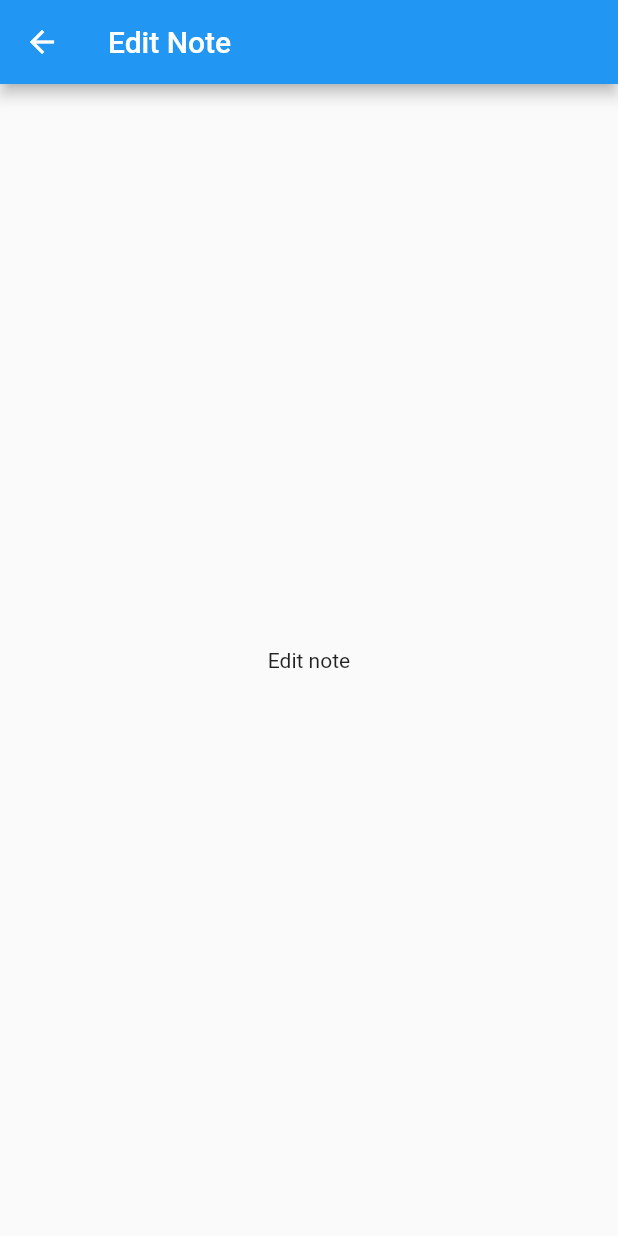
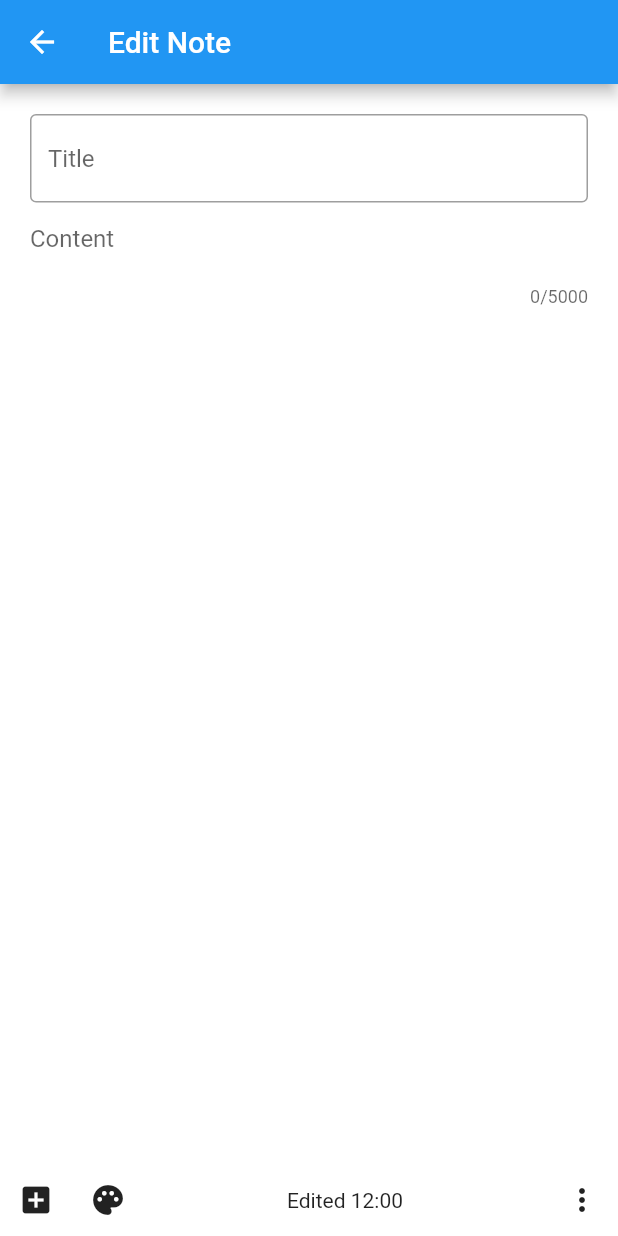
Before and after one commit to EduardMih/google_keep_clone, a Flutter app: the EditNoteView screen opened directly, on a phone screen of 412 x 824 dp. Run offline on Flutter 3.47's test engine with Material 2 defaults, Android fonts, the phone set to English and light mode, and no system bars.

Commit message:
bottom nav and text fields edit note

```diff
--- a/lib/screens/edit_note.dart
+++ b/lib/screens/edit_note.dart
@@ -10,6 +10,9 @@ class EditNoteView extends StatefulWidget {
 }
 
 class _EditNoteViewState extends State<EditNoteView> {
+  final _titleTextController = TextEditingController();
+  final _contentTextController = TextEditingController();
+
   @override
   Widget build(BuildContext context) {
 
@@ -17,8 +20,81 @@ class _EditNoteViewState extends State<EditNoteView> {
       appBar: AppBar(
         title: const Text("Edit Note"),
       ),
-      body: const Center(child: Text("Edit note")),
+      body: _getBody(),
+      bottomNavigationBar: _getBottomNavigationBar(),
+
     );
 
   }
+
+  Widget _getBody()
+  {
+
+    return Container(
+      color: Colors.white,
+      padding: const EdgeInsets.all(20),
+      child: Column(
+        crossAxisAlignment: CrossAxisAlignment.start,
+        children: [
+          TextField(
+            decoration: const InputDecoration(
+              border: OutlineInputBorder(),
+              hintText: 'Title'
+            ),
+            controller: _titleTextController,
+          ),
+          TextField(
+            decoration: const InputDecoration(
+              border: InputBorder.none,
+              hintText: 'Content'
+            ),
+            controller: _contentTextController,
+            maxLines: null,
+            maxLength: 5000,
+            textCapitalization: TextCapitalization.sentences,
+          )
+        ],
+      ),
+    );
+
+  }
+
+  BottomAppBar _getBottomNavigationBar()
+  {
+
+    return BottomAppBar(
+      elevation: 0.0,
+      color: Colors.white,
+      child: Row(
+        mainAxisAlignment: MainAxisAlignment.spaceBetween,
+        children: <Widget>[
+          Row(
+            children:  <Widget>[
+                IconButton(
+                  onPressed: () => {},
+                  icon: const Icon(Icons.add_box)
+                ),
+                IconButton(
+                  onPressed: () => {},
+                  icon: const Icon(Icons.palette)
+                )
+            ]
+          ),
+          Text("Edited 12:00"),
+          IconButton(
+            onPressed: () => {},
+            icon: const Icon(Icons.more_vert)
+          )
+        ],
+      ),
+    );
+
+  }
+
+  @override
+  void dispose() {
+    _titleTextController.dispose();
+    _contentTextController.dispose();
+    super.dispose();
+  }
 }
```
